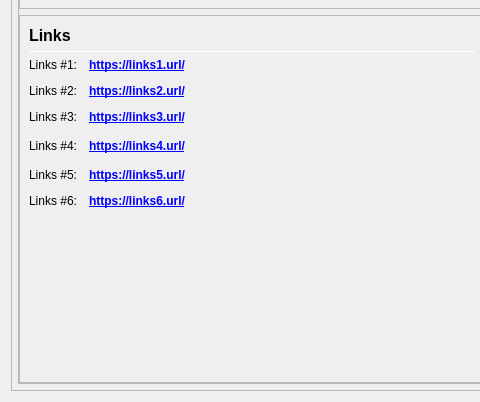
Old version of the form src/qt/forms/overviewpage.ui in the repository securecloudnet/SecureCloud; both pictures show x 0 to 480 and y 439 to 841 of the 978 by 841 pixel window.
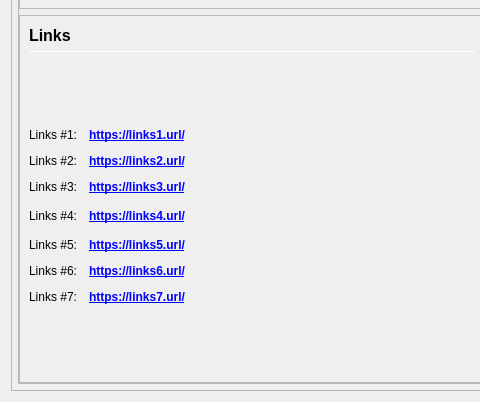
New version of the form.

Commit message: Fix links panel

Patch:
```diff
--- a/src/qt/forms/overviewpage.ui
+++ b/src/qt/forms/overviewpage.ui
@@ -709,6 +709,22 @@
                        </property>
                       </widget>
                      </item>
+                     <item>
+                      <spacer name="verticalSpacer_2">
+                       <property name="orientation">
+                        <enum>Qt::Vertical</enum>
+                       </property>
+                       <property name="sizeType">
+                        <enum>QSizePolicy::Expanding</enum>
+                       </property>
+                       <property name="sizeHint" stdset="0">
+                        <size>
+                         <width>20</width>
+                         <height>40</height>
+                        </size>
+                       </property>
+                      </spacer>
+                     </item>
                      <item>
                       <layout class="QGridLayout" name="gridLayout_Links">
                        <property name="spacing">
@@ -886,10 +902,36 @@
                          </property>
                         </widget>
                        </item>
+                       <item row="7" column="0">
+                        <widget class="QLabel" name="labelLinks7">
+                         <property name="text">
+                          <string>Links #7:</string>
+                         </property>
+                        </widget>
+                       </item>
+                       <item row="7" column="1">
+                        <widget class="QLabel" name="labelLinksUrl7">
+                         <property name="font">
+                          <font>
+                           <weight>75</weight>
+                           <bold>true</bold>
+                          </font>
+                         </property>
+                         <property name="text">
+                          <string notr="true">&lt;a href=&quot;https://links7.url/&quot;&gt;https://links7.url/&lt;/a&gt;</string>
+                         </property>
+                         <property name="alignment">
+                           <set>Qt::AlignLeading|Qt::AlignLeft|Qt::AlignVCenter</set>
+                         </property>
+                         <property name="openExternalLinks">
+                          <bool>true</bool>
+                         </property>
+                        </widget>
+                       </item>
                       </layout>
                      </item>
                      <item>
-                      <spacer name="verticalSpacer_4">
+                      <spacer name="verticalSpacer_3">
                        <property name="orientation">
                         <enum>Qt::Vertical</enum>
                        </property>
```
Left out of the diff: 4 changed lines with no effect on the pictures. The commit also changes 1 other file.
